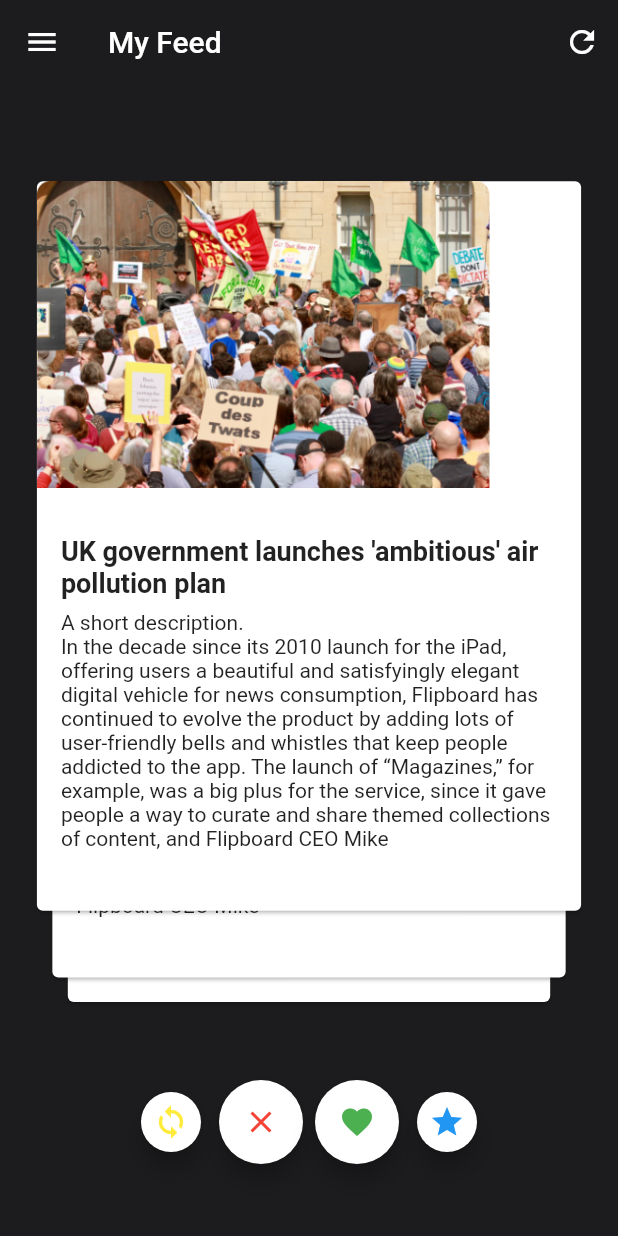
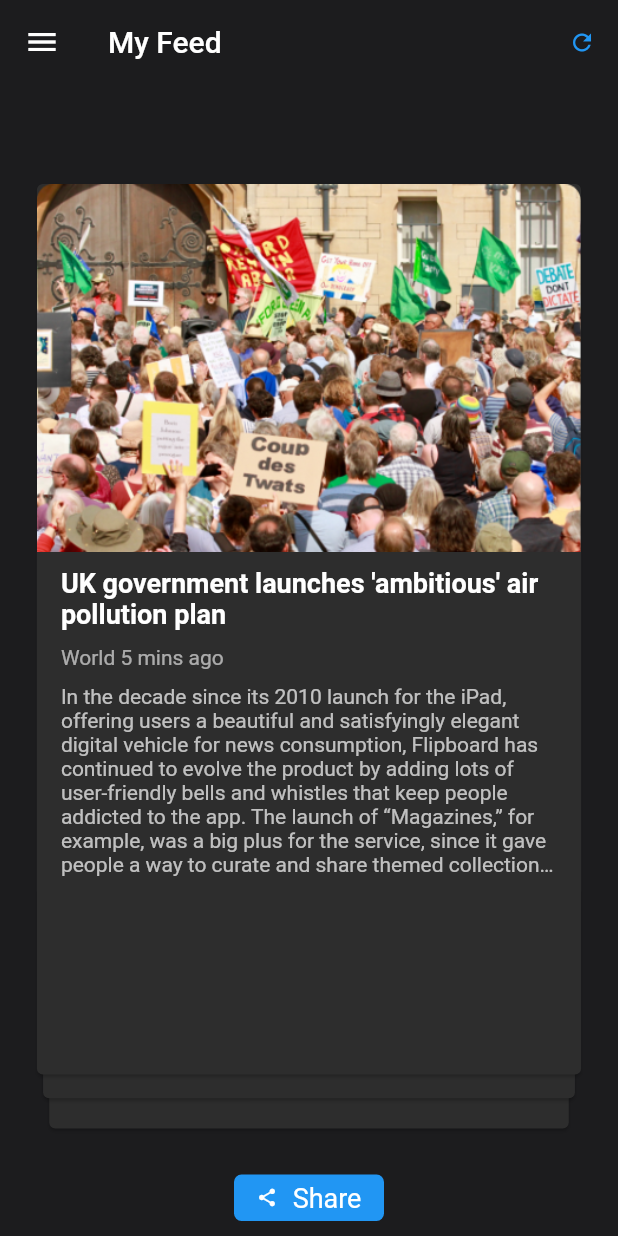
Before and after one commit to Sanjeev143/kashware, a Flutter app: the screen it shows after launch, on a phone screen of 412 x 824 dp. Run offline on Flutter 3.47's test engine with Material 2 defaults, Android fonts, the phone set to English and light mode, and no system bars.

Commit message:
Swipe Card issues fixed.

```diff
--- a/lib/src/screens/swipe_feed_page.dart
+++ b/lib/src/screens/swipe_feed_page.dart
@@ -17,46 +17,35 @@ class _SwipeFeedPageState extends State<SwipeFeedPage> {
     return Scaffold(
       backgroundColor: primary,
       body: Column(
+        mainAxisAlignment: MainAxisAlignment.start,
+        crossAxisAlignment: CrossAxisAlignment.start,
         children: <Widget>[
           CardsSectionDraggable(),
-          buttonsRow()
-        ],
-      ),
-    );
-  }
-
-  Widget buttonsRow() {
-    return Container(
-      margin: EdgeInsets.symmetric(vertical: 48.0),
-      child: Row(
-        mainAxisAlignment: MainAxisAlignment.center,
-        crossAxisAlignment: CrossAxisAlignment.center,
-        children: <Widget>[
-          FloatingActionButton(
-            mini: true,
-            onPressed: () {},
-            backgroundColor: Colors.white,
-            child: Icon(Icons.loop, color: Colors.yellow),
+          InkWell(
+            child: Center(
+              child: Container(
+                width: 100.0,
+                alignment: Alignment.center,
+                padding: EdgeInsets.only(left: 5.0,top: 5.0, right: 5.0, bottom: 5.0),
+                decoration: BoxDecoration(
+                  color: Colors.blue,
+                  borderRadius: BorderRadius.all(Radius.circular(5.0)),
+                ),
+                child: Row(
+                  crossAxisAlignment: CrossAxisAlignment.center,
+                  mainAxisAlignment: MainAxisAlignment.spaceEvenly,
+                  children: [
+                    // Image.asset('assets/images/share.png'),
+                    Icon(Icons.share, color: Colors.white,size: 14.0,),
+                    Text('Share',style: TextStyle(color: Colors.white,fontSize: 18.0),)
+                  ],
+                ),
+              ),
+            ),
+            onTap: (){},
           ),
-          Padding(padding: EdgeInsets.only(right: 8.0)),
-          FloatingActionButton(
-            onPressed: () {},
-            backgroundColor: Colors.white,
-            child: Icon(Icons.close, color: Colors.red),
-          ),
-          Padding(padding: EdgeInsets.only(right: 8.0)),
-          FloatingActionButton(
-            onPressed: () {},
-            backgroundColor: Colors.white,
-            child: Icon(Icons.favorite, color: Colors.green),
-          ),
-          Padding(padding: EdgeInsets.only(right: 8.0)),
-          FloatingActionButton(
-            mini: true,
-            onPressed: () {},
-            backgroundColor: Colors.white,
-            child: Icon(Icons.star, color: Colors.blue),
-          ),
+          SizedBox(height: 10.0,)
+          // buttonsRow()
         ],
       ),
     );
--- a/lib/src/utils/widgets/swipe_card/cards_section_draggable.dart
+++ b/lib/src/utils/widgets/swipe_card/cards_section_draggable.dart
@@ -36,21 +36,21 @@ class _CardsSectionState extends State<CardsSectionDraggable> {
             ),
             // Back card
             Align(
-              alignment: Alignment(0.0, 1.0),
+              alignment: Alignment(0.0, 0.6),
               child: IgnorePointer(
                   child: SizedBox.fromSize(
-                    size: Size(MediaQuery.of(context).size.width * 0.8,
-                        MediaQuery.of(context).size.height * 0.5),
+                    size: Size(MediaQuery.of(context).size.width * 0.86,
+                        MediaQuery.of(context).size.height * 0.72),
                     child: cards[2],
                   )),
             ),
             // Middle card
             Align(
-              alignment: Alignment(0.0, 0.8),
+              alignment: Alignment(0.0, 0.3),
               child: IgnorePointer(
                   child: SizedBox.fromSize(
-                    size: Size(MediaQuery.of(context).size.width * 0.85,
-                        MediaQuery.of(context).size.height * 0.55),
+                    size: Size(MediaQuery.of(context).size.width * 0.88,
+                        MediaQuery.of(context).size.height * 0.72),
                     child: cards[1],
                   )),
             ),
@@ -60,12 +60,12 @@ class _CardsSectionState extends State<CardsSectionDraggable> {
               child: Draggable(
                 feedback: SizedBox.fromSize(
                   size: Size(MediaQuery.of(context).size.width * 0.9,
-                      MediaQuery.of(context).size.height * 0.6),
+                      MediaQuery.of(context).size.height * 0.73),
                   child: cards[0],
                 ),
                 child: SizedBox.fromSize(
                   size: Size(MediaQuery.of(context).size.width * 0.9,
-                      MediaQuery.of(context).size.height * 0.6),
+                      MediaQuery.of(context).size.height * 0.73),
                   child: cards[0],
                 ),
                 childWhenDragging: Container(),
--- a/lib/src/utils/widgets/swipe_card/profile_card_alignment.dart
+++ b/lib/src/utils/widgets/swipe_card/profile_card_alignment.dart
@@ -12,7 +12,7 @@ class ProfileCardAlignment extends StatelessWidget {
           SizedBox.expand(
             child: Material(
               borderRadius: BorderRadius.circular(12.0),
-              child: Image.asset('assets/images/mask.png', fit: BoxFit.cover),
+              child: Image.asset('assets/images/mask.png', fit: BoxFit.fitWidth),
             ),
           ),
           SizedBox.expand(
--- a/lib/src/utils/widgets/swipe_card/profile_card_draggable.dart
+++ b/lib/src/utils/widgets/swipe_card/profile_card_draggable.dart
@@ -1,4 +1,5 @@
 import 'package:flutter/material.dart';
+import 'package:kashware/src/utils/common_styles.dart';
 
 class ProfileCardDraggable extends StatelessWidget {
   final int cardNum;
@@ -7,25 +8,31 @@ class ProfileCardDraggable extends StatelessWidget {
   @override
   Widget build(BuildContext context) {
     return Card(
+      color: cardColor,
       child: Column(
         mainAxisAlignment: MainAxisAlignment.start,
         crossAxisAlignment: CrossAxisAlignment.start,
         children: <Widget>[
-          Expanded(
-            child: Image.asset('assets/images/mask.png', fit: BoxFit.fitWidth,),
-          ),
+          Image.asset('assets/images/mask.png', fit: BoxFit.cover,),
           Container(
-              padding: EdgeInsets.symmetric(vertical: 32.0, horizontal: 16.0),
+              padding: EdgeInsets.symmetric(vertical: 10.0, horizontal: 16.0),
+              color: cardColor,
               child: Column(
                 crossAxisAlignment: CrossAxisAlignment.start,
                 children: <Widget>[
                   Text('UK government launches \'ambitious\' air pollution plan ',
                       style: TextStyle(
-                          fontSize: 18.0, fontWeight: FontWeight.w700)),
-                  Padding(padding: EdgeInsets.only(bottom: 8.0)),
-                  Text('A short description.', textAlign: TextAlign.start),
-                  Text('In the decade since its 2010 launch for the iPad, offering users a beautiful and satisfyingly elegant digital vehicle for news consumption, Flipboard has continued to evolve the product by adding lots of user-friendly bells and whistles that keep people addicted to the app. The launch of “Magazines,” for example, was a big plus for the service, since it gave people a way to curate and share themed collections of content, and Flipboard CEO Mike', textAlign: TextAlign.start),
-                  Padding(padding: EdgeInsets.only(bottom: 8.0)),
+                          fontSize: 18.0, fontWeight: FontWeight.w700,color: Colors.white)),
+                  SizedBox(height: 10.0,),
+                  Text('World 5 mins ago', textAlign: TextAlign.start,style: TextStyle(fontSize: 14, color: Colors.white60)),
+                  SizedBox(height: 10.0,),
+                  Text('In the decade since its 2010 launch for the iPad, offering users a beautiful and satisfyingly elegant digital vehicle for news consumption, Flipboard has continued to evolve the product by adding lots of user-friendly bells and whistles that keep people addicted to the app. The launch of “Magazines,” for example, was a big plus for the service, since it gave people a way to curate and share themed collections of content, and Flipboard CEO Mike',
+                      textAlign: TextAlign.start,
+                    overflow: TextOverflow.ellipsis,
+                    maxLines: 8,
+                    style: TextStyle(fontSize: 14, color: Colors.white70),
+                  ),
+                  // Padding(padding: EdgeInsets.only(bottom: 8.0)),
                 ],
               ))
         ],
--- a/lib/src/utils/widgets/zoom_scaffold.dart
+++ b/lib/src/utils/widgets/zoom_scaffold.dart
@@ -44,7 +44,8 @@ class _ZoomScaffoldState extends State<ZoomScaffold>
                 onPressed: () {},
                 icon: Icon(
                   Icons.refresh,
-                  color: Colors.white,
+                  color: Colors.blue,
+                  size: 18,
                 ),
               )
             ]),
```
